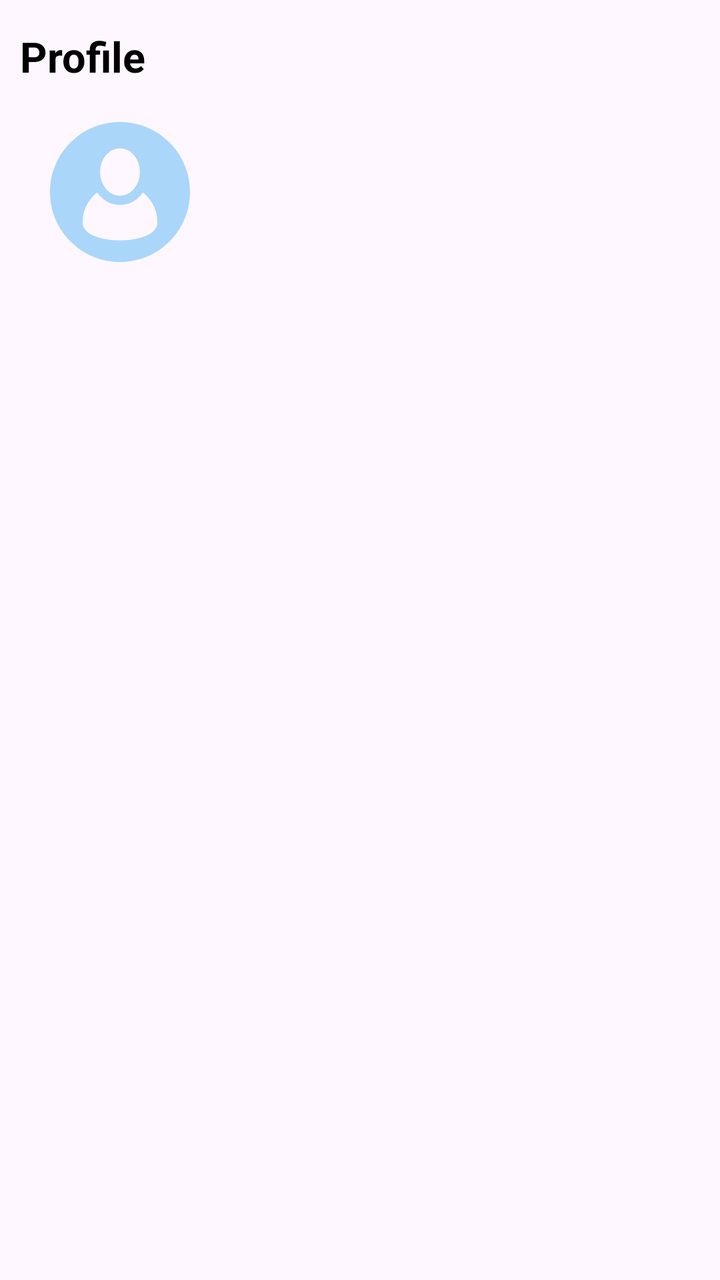
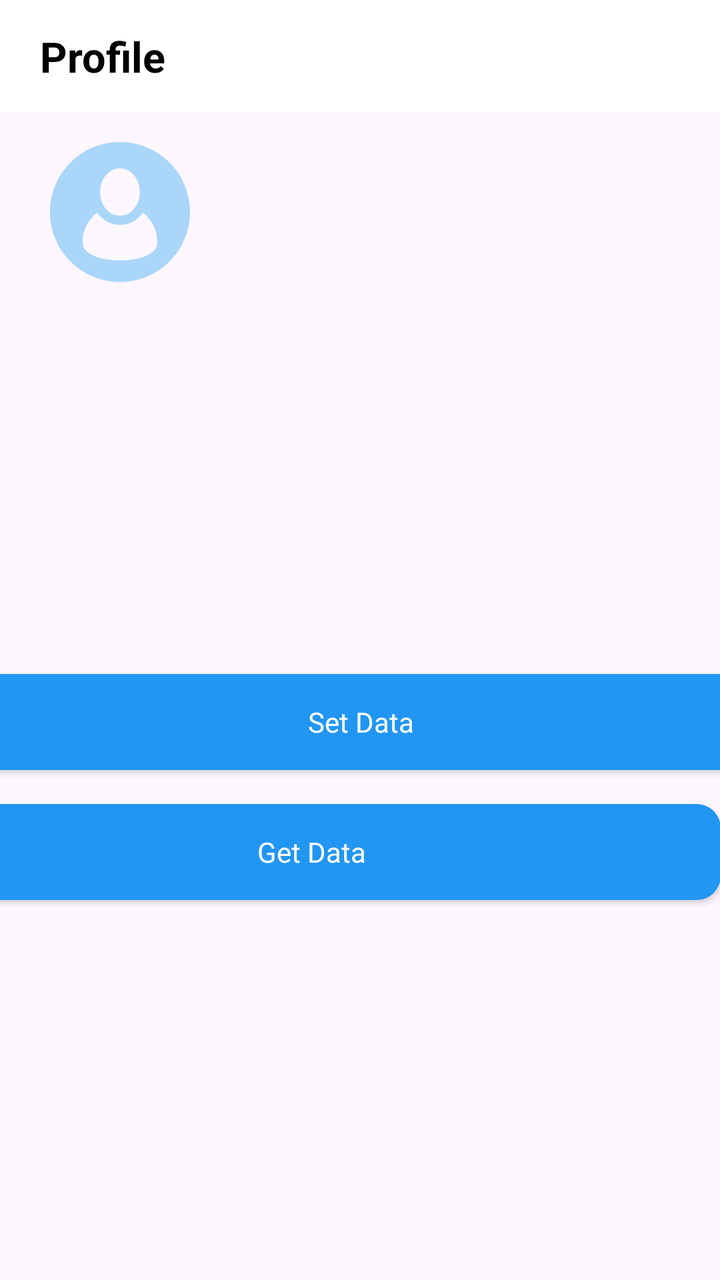

Screens rendered from an Android XML layout before and after an edit, with the pre-edit source and the edit as a unified diff.
<!-- AndroidManifest.xml: application theme Theme.SafeNest -->
<!-- res/layout/fragment_profile.xml -->
<?xml version="1.0" encoding="utf-8"?>
<androidx.constraintlayout.widget.ConstraintLayout xmlns:android="http://schemas.android.com/apk/res/android"
    xmlns:app="http://schemas.android.com/apk/res-auto"
    xmlns:tools="http://schemas.android.com/tools"
    android:layout_width="match_parent"
    android:layout_height="match_parent"
    tools:context=".ui.profile.ProfileFragment">

    <androidx.constraintlayout.widget.ConstraintLayout
        android:id="@+id/topBar"
        android:layout_width="0dp"
        android:layout_height="?android:attr/actionBarSize"
        android:elevation="@dimen/size_small"
        app:layout_constraintBottom_toTopOf="@+id/constraintLayout"
        app:layout_constraintEnd_toEndOf="parent"
        app:layout_constraintStart_toStartOf="parent"
        app:layout_constraintTop_toTopOf="parent">

        <TextView
            android:id="@+id/txtProfile"
            style="@style/Subtitle"
            android:layout_width="0dp"
            android:layout_height="wrap_content"
            android:layout_marginStart="@dimen/size_medium"
            android:text="Profile"
            app:layout_constraintBottom_toBottomOf="parent"
            app:layout_constraintStart_toStartOf="parent"
            app:layout_constraintTop_toTopOf="parent" />

    </androidx.constraintlayout.widget.ConstraintLayout>

    <androidx.constraintlayout.widget.ConstraintLayout
        android:id="@+id/constraintLayout"
        android:layout_width="0dp"
        android:layout_height="0dp"
        app:layout_constraintBottom_toBottomOf="parent"
        app:layout_constraintEnd_toEndOf="parent"
        app:layout_constraintStart_toStartOf="parent"
        app:layout_constraintTop_toBottomOf="@+id/topBar">

        <ImageView
            android:id="@+id/userIcon"
            android:layout_width="@dimen/size_max_large_upload_photo"
            android:layout_height="@dimen/size_max_large_upload_photo"
            android:layout_marginStart="@dimen/size_large"
            android:contentDescription="User Image"
            android:clickable="true"
            android:focusable="true"
            android:padding="@dimen/size_small"
            android:src="@drawable/person"
            app:layout_constraintStart_toStartOf="parent"
            app:layout_constraintTop_toTopOf="parent" />

        <TextView
            android:id="@+id/txtUserName"
            style="@style/Medium.Bold"
            android:layout_width="0dp"
            android:layout_height="wrap_content"
            android:layout_marginTop="@dimen/size_small"
            android:layout_marginStart="@dimen/size_medium"
            android:text=""
            app:layout_constraintEnd_toEndOf="parent"
            app:layout_constraintTop_toTopOf="@id/userIcon"
            app:layout_constraintStart_toEndOf="@+id/userIcon" />

        <TextView
            android:id="@+id/txtUserEmail"
            style="@style/Regular"
            android:layout_width="0dp"
            android:layout_height="wrap_content"
            android:layout_marginEnd="@dimen/size_large"
            android:text=""
            app:layout_constraintEnd_toEndOf="parent"
            app:layout_constraintStart_toStartOf="@+id/txtUserName"
            app:layout_constraintTop_toBottomOf="@+id/txtUserName" />

        <TextView
            android:id="@+id/txtUserPhone"
            style="@style/Regular"
            android:layout_width="0dp"
            android:layout_height="wrap_content"
            android:layout_marginEnd="@dimen/size_large"
            android:text=""
            app:layout_constraintEnd_toEndOf="parent"
            app:layout_constraintStart_toStartOf="@+id/txtUserName"
            app:layout_constraintTop_toBottomOf="@+id/txtUserEmail" />

    </androidx.constraintlayout.widget.ConstraintLayout>

</androidx.constraintlayout.widget.ConstraintLayout>
<!-- resources referenced by this layout -->
<resources>
  <dimen name="size_large">20dp</dimen>
  <dimen name="size_max_large_upload_photo">80dp</dimen>
  <dimen name="size_medium">10dp</dimen>
  <dimen name="size_small">5dp</dimen>
  <!-- drawable person (drawable) -->
  <vector xmlns:android="http://schemas.android.com/apk/res/android"
      android:width="48dp"
      android:height="48dp"
      android:viewportWidth="455"
      android:viewportHeight="455">
    <path
        android:pathData="M388.37,66.63C345.4,23.67 288.27,0 227.5,0S109.6,23.67 66.63,66.63 0,166.73 0,227.5s23.66,117.9 66.63,160.87c42.97,42.97 100.1,66.63 160.87,66.63s117.9,-23.66 160.87,-66.63c42.97,-42.97 66.63,-100.1 66.63,-160.87 0,-60.77 -23.66,-117.9 -66.63,-160.87M227.5,85.59c36.51,0 64.64,35.29 64.64,77.04 0,41.75 -28.13,77.04 -64.64,77.04 -36.52,0 -64.64,-35.3 -64.64,-77.04 0,-41.76 28.14,-77.04 64.64,-77.04m78.38,286.88c-20.93,7.71 -48.77,11.95 -78.38,11.95s-57.45,-4.24 -78.38,-11.95c-35.61,-13.11 -43.09,-32.88 -43.09,-47.15 0,-39.06 18.54,-73.87 47.27,-96.1 17.82,25.43 44.45,40.45 74.2,40.45 30.12,0 56.62,-15.35 74.2,-40.45 28.73,22.24 47.27,57.04 47.27,96.1 0,14.27 -7.47,34.04 -43.09,47.15"
        android:fillColor="#AAD6FA"/>
  </vector>
  <style name="Medium.Bold">
          <item name="android:textColor">@color/black</item>
          <item name="android:textStyle">bold</item>
      </style>
  <style name="Regular">
          <item name="android:layout_width">wrap_content</item>
          <item name="android:layout_height">wrap_content</item>
          <item name="android:textColor">@color/dark_grey</item>
          <item name="android:textSize">@dimen/size_standard_txt</item>
      </style>
  <style name="Subtitle">
          <item name="android:layout_width">wrap_content</item>
          <item name="android:layout_height">wrap_content</item>
          <item name="android:textColor">@color/black</item>
          <item name="android:textSize">@dimen/size_label_posts</item>
          <item name="android:textStyle">bold</item>
      </style>
  <style name="Theme.SafeNest" parent="Base.Theme.SafeNest" />
  <color name="black">#FF000000</color>
  <color name="dark_grey">#686873</color>
  <dimen name="size_standard_txt">14sp</dimen>
  <dimen name="size_label_posts">21sp</dimen>
  <style name="Base.Theme.SafeNest" parent="Theme.Material3.DayNight.NoActionBar">
          
          <item name="colorPrimary">@color/primary_blue</item>
          <item name="colorPrimaryVariant">@color/secondary_blue</item>
          <item name="colorOnPrimary">@color/white</item>
          
  
  
  
          
          <item name="android:statusBarColor">?attr/colorPrimaryVariant</item>
          
      </style>
  <color name="primary_blue">#2196F3</color>
  <color name="secondary_blue">#00ACED</color>
  <color name="white">#FFFFFFFF</color>
</resources>

<!-- the commit's change to res/layout/fragment_profile.xml (unified diff, before → after) -->
@@ -10,7 +10,7 @@
         android:id="@+id/topBar"
         android:layout_width="0dp"
         android:layout_height="?android:attr/actionBarSize"
-        android:elevation="@dimen/size_small"
+        android:background="@color/white"
         app:layout_constraintBottom_toTopOf="@+id/constraintLayout"
         app:layout_constraintEnd_toEndOf="parent"
         app:layout_constraintStart_toStartOf="parent"
@@ -21,7 +21,7 @@
             style="@style/Subtitle"
             android:layout_width="0dp"
             android:layout_height="wrap_content"
-            android:layout_marginStart="@dimen/size_medium"
+            android:layout_marginStart="@dimen/size_large"
             android:text="Profile"
             app:layout_constraintBottom_toBottomOf="parent"
             app:layout_constraintStart_toStartOf="parent"
@@ -33,8 +33,10 @@
         android:id="@+id/constraintLayout"
         android:layout_width="0dp"
         android:layout_height="0dp"
+        android:layout_marginTop="@dimen/size_medium"
         app:layout_constraintBottom_toBottomOf="parent"
         app:layout_constraintEnd_toEndOf="parent"
+        app:layout_constraintHorizontal_bias="0.0"
         app:layout_constraintStart_toStartOf="parent"
         app:layout_constraintTop_toBottomOf="@+id/topBar">
 
@@ -43,8 +45,8 @@
             android:layout_width="@dimen/size_max_large_upload_photo"
             android:layout_height="@dimen/size_max_large_upload_photo"
             android:layout_marginStart="@dimen/size_large"
+            android:clickable="true"
             android:contentDescription="User Image"
-            android:clickable="true"
             android:focusable="true"
             android:padding="@dimen/size_small"
             android:src="@drawable/person"
@@ -56,12 +58,12 @@
             style="@style/Medium.Bold"
             android:layout_width="0dp"
             android:layout_height="wrap_content"
+            android:layout_marginStart="@dimen/size_medium"
             android:layout_marginTop="@dimen/size_small"
-            android:layout_marginStart="@dimen/size_medium"
             android:text=""
             app:layout_constraintEnd_toEndOf="parent"
-            app:layout_constraintTop_toTopOf="@id/userIcon"
-            app:layout_constraintStart_toEndOf="@+id/userIcon" />
+            app:layout_constraintStart_toEndOf="@+id/userIcon"
+            app:layout_constraintTop_toTopOf="@id/userIcon" />
 
         <TextView
             android:id="@+id/txtUserEmail"
@@ -85,6 +87,31 @@
             app:layout_constraintStart_toStartOf="@+id/txtUserName"
             app:layout_constraintTop_toBottomOf="@+id/txtUserEmail" />
 
+        <androidx.appcompat.widget.AppCompatButton
+            android:id="@+id/btnGet"
+            style="@style/Widget.App.Button"
+            android:layout_width="409dp"
+            android:layout_height="wrap_content"
+            android:layout_marginBottom="190dp"
+            android:text="Get Data"
+            android:textAppearance="@style/Medium.Button"
+            app:layout_constraintBottom_toBottomOf="parent"
+            app:layout_constraintEnd_toEndOf="parent"
+            app:layout_constraintHorizontal_bias="1.0"
+            app:layout_constraintStart_toStartOf="parent" />
+
+        <androidx.appcompat.widget.AppCompatButton
+            android:id="@+id/btnSet"
+            style="@style/Widget.App.Button"
+            android:layout_width="409dp"
+            android:layout_height="wrap_content"
+            android:layout_marginBottom="17dp"
+            android:text="Set Data"
+            android:textAppearance="@style/Medium.Button"
+            app:layout_constraintBottom_toTopOf="@+id/btnGet"
+            app:layout_constraintEnd_toEndOf="parent"
+            app:layout_constraintStart_toStartOf="parent" />
+
     </androidx.constraintlayout.widget.ConstraintLayout>
 
 </androidx.constraintlayout.widget.ConstraintLayout>
<!-- resource entries referenced after the edit -->
@@ -18,6 +18,10 @@
           <item name="android:textColor">@color/black</item>
           <item name="android:textStyle">bold</item>
       </style>
+  <style name="Medium.Button">
+          <item name="android:textColor">@color/white</item>
+          <item name="android:textSize">@dimen/size_standard_large_txt</item>
+      </style>
   <style name="Regular">
           <item name="android:layout_width">wrap_content</item>
           <item name="android:layout_height">wrap_content</item>
@@ -31,11 +35,28 @@
           <item name="android:textSize">@dimen/size_label_posts</item>
           <item name="android:textStyle">bold</item>
       </style>
+  <style name="Widget.App.Button" parent="Widget.AppCompat.Button">
+          <item name="android:layout_width">match_parent</item>
+          <item name="android:layout_height">@dimen/size_max_bigger</item>
+          <item name="android:textAllCaps">false</item>
+          <item name="android:textColor">@color/white</item>
+          <item name="android:background">@drawable/rounded_corner_button</item>
+          <item name="android:textSize">@dimen/size_standard_txt</item>
+      </style>
   <style name="Theme.SafeNest" parent="Base.Theme.SafeNest" />
   <color name="black">#FF000000</color>
+  <dimen name="size_standard_large_txt">16sp</dimen>
   <color name="dark_grey">#686873</color>
   <dimen name="size_standard_txt">14sp</dimen>
   <dimen name="size_label_posts">21sp</dimen>
+  <dimen name="size_max_bigger">50dp</dimen>
+  <!-- drawable rounded_corner_button (drawable) -->
+  <?xml version="1.0" encoding="utf-8"?>
+  <shape xmlns:android="http://schemas.android.com/apk/res/android"
+      android:shape="rectangle">
+      <solid android:color="@color/primary_blue" /> 
+      <corners android:radius="@dimen/size_border_curve" /> 
+  </shape>
   <style name="Base.Theme.SafeNest" parent="Theme.Material3.DayNight.NoActionBar">
           
           <item name="colorPrimary">@color/primary_blue</item>
@@ -50,6 +71,7 @@
           
       </style>
   <color name="primary_blue">#2196F3</color>
+  <dimen name="size_border_curve">12dp</dimen>
   <color name="secondary_blue">#00ACED</color>
   <color name="white">#FFFFFFFF</color>
 </resources>
